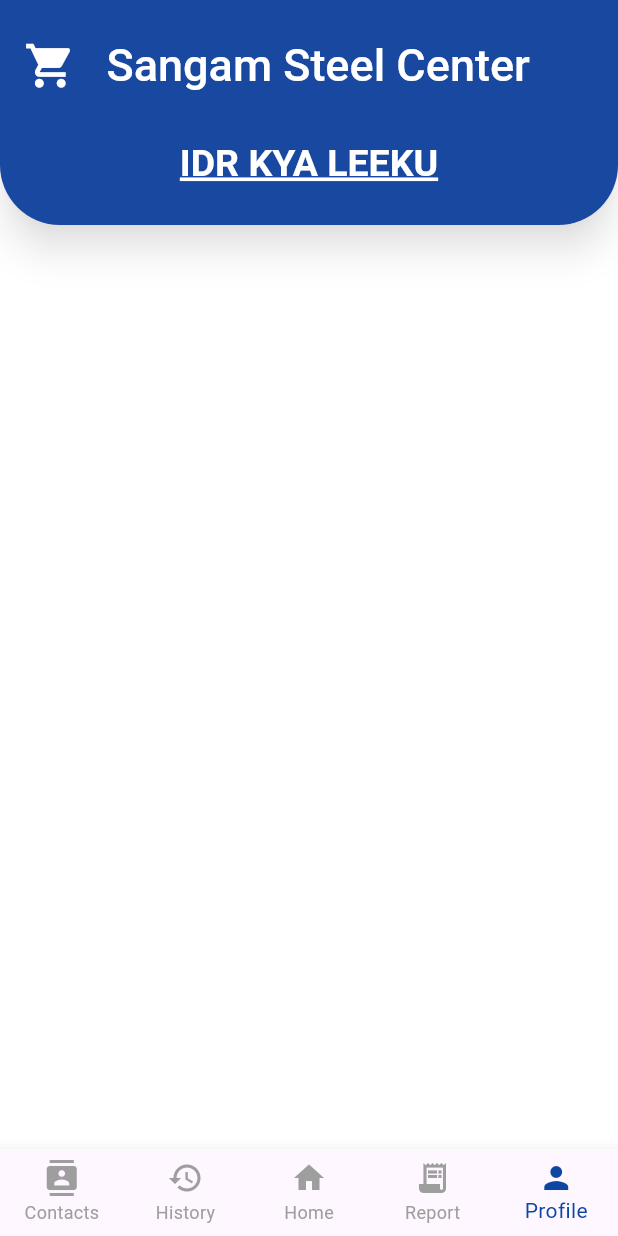
After one commit to pushpendar881/DhukaanDiary, a Flutter app: the screen it shows after launch, item 5 of the bottom bar chosen, on a phone screen of 412 x 824 dp. The commit adds this screen. Run offline on Flutter 3.47's test engine with Material 3 defaults, Android fonts, the phone set to English and light mode, and no system bars.

Commit message:
Little Update

```diff
--- a/lib/main.dart
+++ b/lib/main.dart
@@ -1,22 +1,70 @@
-
-import 'package:dukaandiary/pages/login_page.dart';
+import 'package:dukaandiary/pages/contact_page.dart';
+import 'package:dukaandiary/history_page.dart';
+import 'package:dukaandiary/pages/home_pages.dart';
+import 'package:dukaandiary/profile_page.dart';
+import 'package:dukaandiary/report_page.dart';
 import 'package:flutter/material.dart';
-
-// import 'package:dhukaan/Pages/SignupPage.dart';p
+// import 'package:dukaandiary/pages/login_page.dart';
 
 void main() {
   runApp(const MyApp());
 }
 
 class MyApp extends StatelessWidget {
+
   const MyApp({super.key});
 
-  // This widget is the root of your application.
   @override
   Widget build(BuildContext context) {
-   return MaterialApp(
-    debugShowCheckedModeBanner: false,
-    home:LoginPage(),
-   );
+    return MaterialApp(
+      debugShowCheckedModeBanner: false,
+      home:  const MainScreen() ,
+    );
   }
 }
+
+class MainScreen extends StatefulWidget {
+  const MainScreen({super.key});
+
+  @override
+  State<MainScreen> createState() => _MainScreenState();
+}
+
+class _MainScreenState extends State<MainScreen> {
+  int _selectedIndex = 2; // Set home as the default selected index
+
+  final List<Widget> _pages = [
+    const  ContactPage(),
+    const HistoryPage(),
+    const HomePages(),
+    const ReportPage(),
+    const ProfilePage()
+  ];
+
+  void _onItemTapped(int index) {
+    setState(() {
+      _selectedIndex = index;
+    });
+  }
+
+  @override
+  Widget build(BuildContext context) {
+    return Scaffold(
+      body: _pages[_selectedIndex],
+      bottomNavigationBar: BottomNavigationBar(
+        type: BottomNavigationBarType.fixed,
+        selectedItemColor: Colors.blue[900],
+        unselectedItemColor: Colors.grey,
+        currentIndex: _selectedIndex,
+        onTap: _onItemTapped,
+        items: const [
+          BottomNavigationBarItem(icon: Icon(Icons.contacts), label: "Contacts"),
+          BottomNavigationBarItem(icon: Icon(Icons.history), label: "History"),
+          BottomNavigationBarItem(icon: Icon(Icons.home), label: "Home"),
+          BottomNavigationBarItem(icon: Icon(Icons.receipt_long), label: "Report"),
+          BottomNavigationBarItem(icon: Icon(Icons.person), label: "Profile"),
+        ],
+      ),
+    );
+  }
+}
--- /dev/null
+++ b/lib/profile_page.dart
@@ -0,0 +1,62 @@
+import 'package:flutter/material.dart';
+class ProfilePage extends StatefulWidget {
+  const ProfilePage({super.key});
+
+  @override
+  State<ProfilePage> createState() => _ProfilePageState();
+}
+
+class _ProfilePageState extends State<ProfilePage> {
+  @override
+  Widget build(BuildContext context) {
+     return Scaffold(
+       backgroundColor: Colors.white,
+      appBar: AppBar(
+        toolbarHeight: 150,
+        backgroundColor: Colors.blue[900],
+        elevation: 10,
+        shadowColor: Colors.black.withOpacity(0.5),
+        shape: const RoundedRectangleBorder(
+          borderRadius: BorderRadius.only(
+            bottomLeft: Radius.circular(40),
+            bottomRight: Radius.circular(40),
+          ),
+        ),
+        title: Column(
+          crossAxisAlignment: CrossAxisAlignment.center,
+          children: [
+            Row(
+              mainAxisAlignment: MainAxisAlignment.start,
+              children: const [
+                Icon(Icons.shopping_cart, size: 35, color: Colors.white),
+                SizedBox(width: 20),
+                Text(
+                  "Sangam Steel Center",
+                  style: TextStyle(
+                    fontSize: 30,
+                    fontWeight: FontWeight.w500,
+                    color: Colors.white,
+                  ),
+                ),
+
+              ],
+            ),
+            const SizedBox(height: 30),
+            const Text(
+              "IDR KYA LEEKU",
+              style: TextStyle(
+                fontSize: 25,
+                fontWeight: FontWeight.bold,
+                color: Colors.white,
+                decoration: TextDecoration.underline,
+                decorationColor: Colors.white,
+                decorationThickness: 2,
+              ),
+            ),
+          ],
+        ),
+        centerTitle: true,
+      ),
+    );
+  }
+}
```
Also changed, not shown: lib/history_page.dart (added, +62 -0 lines), lib/pages/components/contact_card.dart (added, +48 -0 lines), lib/pages/contact_page.dart (added, +101 -0 lines), lib/pages/home_pages.dart (+36 -32 lines), lib/report_page.dart (added, +62 -0 lines).
